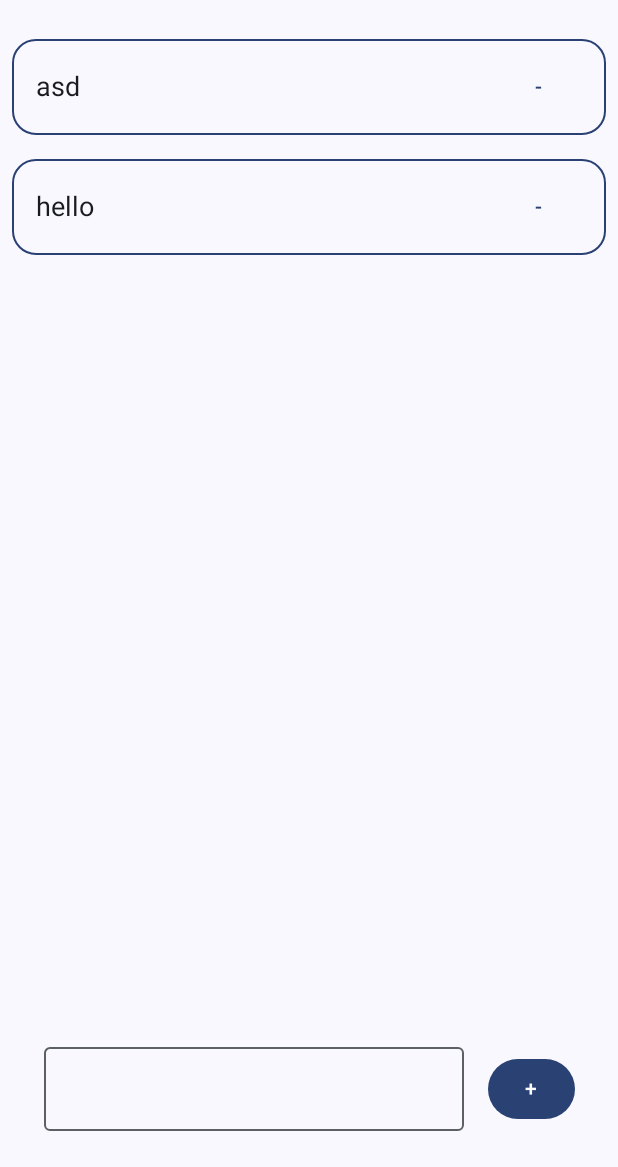
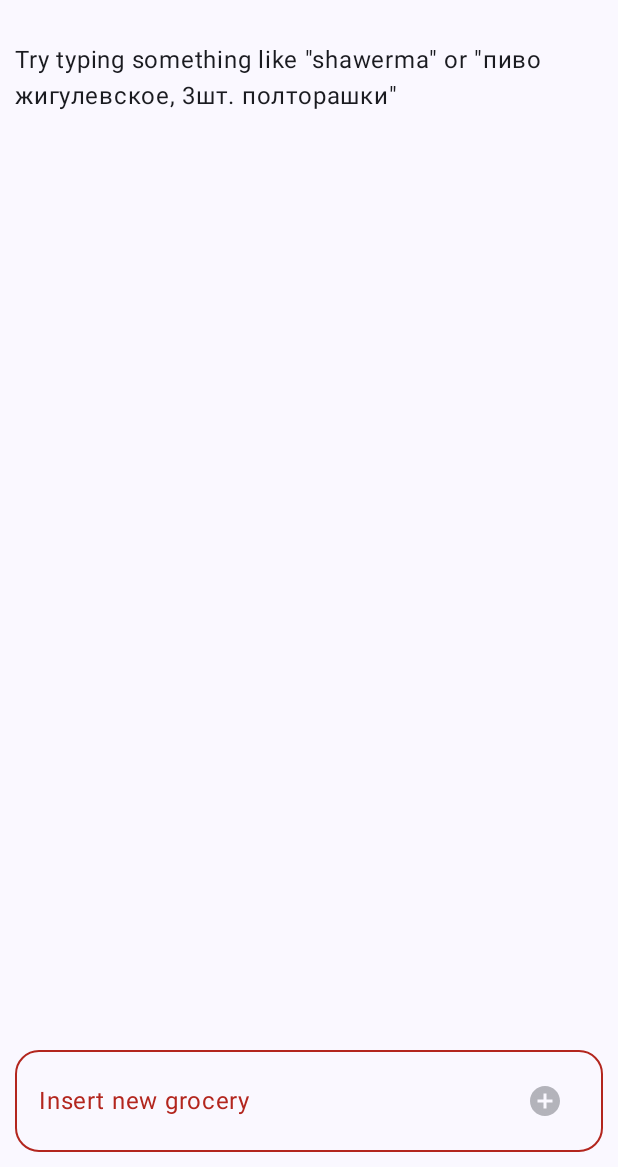
Before and after one commit to conferatus-inc/GrocerySenpai, an Android app built with Jetpack Compose: the screen it shows after launch (MainActivity), on a phone screen of 412 x 824 dp, the part 69-1236 px from its top. Run offline under Robolectric (Android 15) with nearby library versions, the phone set to English and light mode, and no system bars.

Commit message:
Structure and GUI improvements; each string moved to resources

```diff
--- a/app/src/main/java/inc/conferatus/grocerysenpai/MainActivity.kt
+++ b/app/src/main/java/inc/conferatus/grocerysenpai/MainActivity.kt
@@ -7,11 +7,9 @@ import androidx.compose.foundation.layout.fillMaxSize
 import androidx.compose.material3.MaterialTheme
 import androidx.compose.material3.Surface
 import androidx.compose.ui.Modifier
-import dagger.hilt.android.AndroidEntryPoint
-import inc.conferatus.grocerysenpai.presentation.shoppinglist.GroceryListScreen
-import inc.conferatus.grocerysenpai.presentation.shoppinglist.GroceryListViewModel
+import inc.conferatus.grocerysenpai.presentation.grocerylist.GroceryListScreen
+import inc.conferatus.grocerysenpai.presentation.grocerylist.GroceryListViewModel
 import inc.conferatus.grocerysenpai.ui.theme.GrocerySenpaiTheme
-import javax.inject.Inject
 
 //@AndroidEntryPoint
 class MainActivity : ComponentActivity() {
--- /dev/null
+++ b/app/src/main/java/inc/conferatus/grocerysenpai/presentation/grocerylist/GroceryListScreen.kt
@@ -0,0 +1,73 @@
+package inc.conferatus.grocerysenpai.presentation.grocerylist
+
+import android.annotation.SuppressLint
+import androidx.compose.foundation.layout.Column
+import androidx.compose.foundation.layout.fillMaxHeight
+import androidx.compose.foundation.layout.padding
+import androidx.compose.foundation.rememberScrollState
+import androidx.compose.foundation.verticalScroll
+import androidx.compose.material3.ExperimentalMaterial3Api
+import androidx.compose.material3.Scaffold
+import androidx.compose.material3.Text
+import androidx.compose.material3.TopAppBar
+import androidx.compose.runtime.Composable
+import androidx.compose.runtime.collectAsState
+import androidx.compose.runtime.getValue
+import androidx.compose.ui.Modifier
+import androidx.compose.ui.res.stringResource
+import androidx.compose.ui.tooling.preview.Preview
+import inc.conferatus.grocerysenpai.R
+import inc.conferatus.grocerysenpai.presentation.grocerylist.component.GroceryItemComponent
+import inc.conferatus.grocerysenpai.presentation.grocerylist.component.GroceryItemTextInputComponent
+import inc.conferatus.grocerysenpai.presentation.grocerylist.component.GroceryNoItemsTextComponent
+
+// todo TODO!!!!!!!!!!!!
+// split onto components
+// focus change after typing is finished
+@SuppressLint("UnusedMaterial3ScaffoldPaddingParameter")
+@OptIn(ExperimentalMaterial3Api::class)
+@Composable
+@Preview(showSystemUi = true, showBackground = true)
+fun GroceryListScreen(viewModel: GroceryListViewModel = GroceryListViewModel()) {
+    val groceryListUiState by viewModel.uiState.collectAsState()
+
+    Scaffold (
+        topBar = {
+            TopAppBar(
+                title = {
+                    Text(
+                        text = stringResource(R.string.app_name)
+                    )
+                }
+            )
+        },
+
+        bottomBar = {
+            GroceryItemTextInputComponent(
+                value = viewModel.itemInput,
+                onInsertClick = viewModel::addItem,
+                onValueChange = viewModel::updateItemInput,
+                isError = !viewModel.itemInputValidate
+            )
+        }
+
+){ innerPadding ->
+        Column(
+            Modifier
+                .fillMaxHeight()
+                .padding(innerPadding)
+                .verticalScroll(rememberScrollState())
+        ) {
+            if (groceryListUiState.groceryListItems.isEmpty()) {
+                GroceryNoItemsTextComponent()
+            } else {
+                groceryListUiState.groceryListItems.forEach {
+                    GroceryItemComponent(
+                        item = it,
+                        onRemove = viewModel::removeItem
+                    )
+                }
+            }
+        }
+    }
+}
--- /dev/null
+++ b/app/src/main/java/inc/conferatus/grocerysenpai/presentation/grocerylist/GroceryListUiState.kt
@@ -0,0 +1,7 @@
+package inc.conferatus.grocerysenpai.presentation.grocerylist
+
+import inc.conferatus.grocerysenpai.data.GroceryListItem
+
+data class GroceryListUiState(
+    val groceryListItems: List<GroceryListItem> = emptyList()
+)
--- a/app/src/main/java/inc/conferatus/grocerysenpai/presentation/shoppinglist/GroceryListViewModel.kt
+++ b/app/src/main/java/inc/conferatus/grocerysenpai/presentation/grocerylist/GroceryListViewModel.kt
@@ -1,4 +1,4 @@
-package inc.conferatus.grocerysenpai.presentation.shoppinglist
+package inc.conferatus.grocerysenpai.presentation.grocerylist
 
 import androidx.compose.runtime.getValue
 import androidx.compose.runtime.mutableStateOf
@@ -13,6 +13,7 @@ import kotlinx.coroutines.flow.update
 //class GroceryListViewModel @Inject constructor(
 //
 //): ViewModel() {
+// todo часть логики отсюда будет в модели
 class GroceryListViewModel : ViewModel() {
     private val _uiState = MutableStateFlow(GroceryListUiState())
     val uiState = _uiState.asStateFlow()
@@ -20,32 +21,44 @@ class GroceryListViewModel : ViewModel() {
     var itemInput by mutableStateOf("")
         private set
 
+    var itemInputValidate by mutableStateOf(false)
+        private set
+
+    init {
+        validateItemInput()
+    }
+
     fun addItem() {
         _uiState.update {
             it.copy(
                 groceryListItems = it.groceryListItems.plus(GroceryListItem(name = itemInput))
             )
         }
-        itemInput = ""
+        updateItemInput("")
     }
 
     fun removeItem(item: GroceryListItem) {
-        _uiState.update {
-            it.copy(
-                groceryListItems = it.groceryListItems.filter { it !== item } // todo потом норм будет это просто гуйню тестить
+        _uiState.update { state ->
+            state.copy(
+                groceryListItems = state.groceryListItems.filter { it !== item } // todo потом норм будет это просто гуйню тестить
             )
         }
     }
 
-    fun updateUserItemInput(newItemInput: String) {
-         itemInput = newItemInput
+    fun updateItemInput(newItemInput: String) {
+        itemInput = newItemInput
+        validateItemInput()
     }
 
-    fun clear() {
-        _uiState.update {
-            it.copy(
-                groceryListItems = emptyList(),
-            )
-        }
+    private fun validateItemInput() {
+        itemInputValidate = itemInput.isNotBlank()
     }
+
+//    fun clear() {
+//        _uiState.update {
+//            it.copy(
+//                groceryListItems = emptyList(),
+//            )
+//        }
+//    }
 }
--- /dev/null
+++ b/app/src/main/java/inc/conferatus/grocerysenpai/presentation/grocerylist/component/GroceryItemTextInputComponent.kt
@@ -0,0 +1,72 @@
+package inc.conferatus.grocerysenpai.presentation.grocerylist.component
+
+import androidx.compose.foundation.layout.fillMaxWidth
+import androidx.compose.foundation.layout.padding
+import androidx.compose.foundation.shape.CircleShape
+import androidx.compose.foundation.shape.RoundedCornerShape
+import androidx.compose.foundation.text.KeyboardActions
+import androidx.compose.foundation.text.KeyboardOptions
+import androidx.compose.material.icons.Icons
+import androidx.compose.material.icons.filled.AddCircle
+import androidx.compose.material3.ExperimentalMaterial3Api
+import androidx.compose.material3.Icon
+import androidx.compose.material3.OutlinedTextField
+import androidx.compose.material3.Text
+import androidx.compose.material3.TextButton
+import androidx.compose.runtime.Composable
+import androidx.compose.ui.Modifier
+import androidx.compose.ui.graphics.Shape
+import androidx.compose.ui.res.stringResource
+import androidx.compose.ui.text.TextStyle
+import androidx.compose.ui.text.input.ImeAction
+import androidx.compose.ui.unit.Dp
+import androidx.compose.ui.unit.dp
+import inc.conferatus.grocerysenpai.R
+
+@OptIn(ExperimentalMaterial3Api::class)
+@Composable
+fun GroceryItemTextInputComponent(
+    value: String,
+    onInsertClick: () -> Unit,
+    onValueChange: (String) -> Unit,
+    isError: Boolean,
+    modifier: Modifier = Modifier,
+    inputFieldShape: Shape = RoundedCornerShape(16.dp),
+    horizontalPadding : Dp = 10.dp,
+    verticalPadding : Dp = 10.dp,
+    textStyle: TextStyle = TextStyle.Default // ?todo
+) {
+    OutlinedTextField(
+        isError = isError,
+        value = value,
+        onValueChange = onValueChange,
+        singleLine = true,
+        modifier = modifier
+            .padding(horizontalPadding, verticalPadding)
+            .fillMaxWidth(),
+        keyboardOptions = KeyboardOptions.Default.copy(
+            imeAction = ImeAction.Done
+        ),
+        keyboardActions = KeyboardActions(
+            onDone = { if (!isError) onInsertClick() }
+        ),
+        shape = inputFieldShape,
+        label = {
+            Text(
+                text = stringResource(R.string.grocery_item_text_input_label)
+            )},
+        trailingIcon = {
+            TextButton(
+                enabled = !isError,
+                onClick = onInsertClick,
+                shape = CircleShape,
+                modifier = modifier.padding(horizontalPadding, verticalPadding)
+            ) {
+                Icon(
+                    Icons.Default.AddCircle,
+                    stringResource(R.string.grocery_item_text_input_insert_btn)
+                )
+            }
+        }
+    )
+}
--- /dev/null
+++ b/app/src/main/java/inc/conferatus/grocerysenpai/presentation/grocerylist/component/GroceryNoItemsTextComponent.kt
@@ -0,0 +1,26 @@
+package inc.conferatus.grocerysenpai.presentation.grocerylist.component
+
+import androidx.compose.foundation.layout.padding
+import androidx.compose.material3.Text
+import androidx.compose.runtime.Composable
+import androidx.compose.ui.Modifier
+import androidx.compose.ui.res.stringResource
+import androidx.compose.ui.text.TextStyle
+import androidx.compose.ui.text.style.TextAlign
+import androidx.compose.ui.unit.Dp
+import androidx.compose.ui.unit.dp
+import androidx.compose.ui.unit.sp
+import inc.conferatus.grocerysenpai.R
+
+//todo font style, align and so on
+@Composable
+fun GroceryNoItemsTextComponent(
+    modifier: Modifier = Modifier,
+    horizontalPadding : Dp = 10.dp,
+    verticalPadding : Dp = 10.dp
+) {
+    Text(
+        text = stringResource(R.string.grocery_no_items_text),
+        modifier = modifier.padding(horizontalPadding, verticalPadding)
+    )
+}
--- a/app/src/main/java/inc/conferatus/grocerysenpai/presentation/shoppinglist/GroceryListScreen.kt
+++ /dev/null
@@ -1,139 +0,0 @@
-package inc.conferatus.grocerysenpai.presentation.shoppinglist
-
-import android.annotation.SuppressLint
-import android.content.res.Resources.Theme
-import androidx.compose.foundation.BorderStroke
-import androidx.compose.foundation.background
-import androidx.compose.foundation.border
-import androidx.compose.foundation.layout.Arrangement
-import androidx.compose.foundation.layout.Box
-import androidx.compose.foundation.layout.Column
-import androidx.compose.foundation.layout.Row
-import androidx.compose.foundation.layout.fillMaxHeight
-import androidx.compose.foundation.layout.fillMaxWidth
-import androidx.compose.foundation.layout.padding
-import androidx.compose.foundation.rememberScrollState
-import androidx.compose.foundation.shape.RoundedCornerShape
-import androidx.compose.foundation.text.KeyboardActions
-import androidx.compose.foundation.text.KeyboardOptions
-import androidx.compose.foundation.verticalScroll
-import androidx.compose.material3.Button
-import androidx.compose.material3.ColorScheme
-import androidx.compose.material3.ExperimentalMaterial3Api
-import androidx.compose.material3.MaterialTheme
-import androidx.compose.material3.OutlinedTextField
-import androidx.compose.material3.Scaffold
-import androidx.compose.material3.Shapes
-import androidx.compose.material3.Text
-import androidx.compose.material3.TextButton
-import androidx.compose.material3.TopAppBar
-import androidx.compose.runtime.Composable
-import androidx.compose.runtime.collectAsState
-import androidx.compose.runtime.getValue
-import androidx.compose.ui.Alignment
-import androidx.compose.ui.Modifier
-import androidx.compose.ui.graphics.Brush
-import androidx.compose.ui.graphics.Color
-import androidx.compose.ui.platform.LocalView
-import androidx.compose.ui.text.TextStyle
-import androidx.compose.ui.text.input.ImeAction
-import androidx.compose.ui.tooling.preview.Preview
-import androidx.compose.ui.unit.dp
-import androidx.compose.ui.unit.sp
-import inc.conferatus.grocerysenpai.ui.theme.GrocerySenpaiTheme
-
-// todo TODO!!!!!!!!!!!!
-// split onto components
-@SuppressLint("UnusedMaterial3ScaffoldPaddingParameter")
-@OptIn(ExperimentalMaterial3Api::class)
-@Composable
-@Preview(showSystemUi = true, showBackground = true)
-fun GroceryListScreen(viewModel: GroceryListViewModel = GroceryListViewModel()) {
-    val groceryListUiState by viewModel.uiState.collectAsState()
-
-    Scaffold (
-        topBar = {
-            TopAppBar(
-                title = {
-                    Text("GrocerySenpai")
-                }
-            )
-        },
-
-        bottomBar = {
-            Row (
-                modifier = Modifier
-                    .padding(16.dp)
-                    .fillMaxWidth(),
-                verticalAlignment = Alignment.CenterVertically,
-                horizontalArrangement = Arrangement.Center
-            ){
-                OutlinedTextField(
-                    value = viewModel.itemInput,
-                    onValueChange = { viewModel.updateUserItemInput(it) },
-                    singleLine = true,
-                    modifier = Modifier.padding(8.dp, 8.dp),
-//                modifier = Modifier.fillMaxWidth(),
-                    keyboardOptions = KeyboardOptions.Default.copy(
-                        imeAction = ImeAction.Done
-                    ),
-                    keyboardActions = KeyboardActions(
-                        onDone = { viewModel.addItem() }
-                    )
-                )
-
-                Button(
-                    onClick = { viewModel.addItem() },
-                    modifier = Modifier.padding(8.dp, 8.dp)
-                ) {
-                    Text(
-                        text = "+"
-                    )
-                }
-            }
-        }
-
-){ innerPadding ->
-        Column(
-            Modifier
-                .fillMaxHeight()
-                .padding(innerPadding)
-                .verticalScroll(rememberScrollState())
-        ) {
-            groceryListUiState.groceryListItems.forEach {
-                Box(
-                    modifier = Modifier
-                        .padding(8.dp, 8.dp)
-                        .fillMaxWidth()
-                        .border(
-                            width = 1.dp,
-                            color = MaterialTheme.colorScheme.primary,
-                            shape = RoundedCornerShape(16.dp)
-                        )
-                ) {
-                    Row (
-                        modifier = Modifier.fillMaxWidth(),
-                        verticalAlignment = Alignment.CenterVertically,
-                        horizontalArrangement = Arrangement.SpaceBetween
-                    ){
-                        Text(
-                            text = it.name,
-                            style = TextStyle(fontSize = 18.sp),
-                            modifier = Modifier.padding(16.dp, 8.dp)
-                        )
-
-                        TextButton(
-                            onClick = { viewModel.removeItem(it) },
-                            modifier = Modifier.padding(16.dp, 8.dp)
-                        ) {
-                            Text(
-                                text = "-"
-                            )
-                        }
-                    }
-
-                }
-            }
-        }
-    }
-}
--- a/app/src/main/java/inc/conferatus/grocerysenpai/presentation/shoppinglist/GroceryListUiState.kt
+++ /dev/null
@@ -1,8 +0,0 @@
-package inc.conferatus.grocerysenpai.presentation.shoppinglist
-
-import inc.conferatus.grocerysenpai.data.GroceryListItem
-
-data class GroceryListUiState(
-//    val groceryListItems: List<GroceryListItem> = emptyList()
-    val groceryListItems: List<GroceryListItem> = listOf(GroceryListItem("asd"), GroceryListItem("hello"))
-)
--- /dev/null
+++ b/app/src/main/res/values/content_descriptions.xml
@@ -0,0 +1,4 @@
+<resources>
+    <string name="grocery_item_remove_btn">item_remove_btn</string>
+    <string name="grocery_item_text_input_insert_btn">item_input_insert_btn</string>
+</resources>
--- a/app/src/main/res/values/strings.xml
+++ b/app/src/main/res/values/strings.xml
@@ -1,3 +1,5 @@
 <resources>
-    <string name="app_name">grocerysenpai</string>
+    <string name="app_name">GrocerySenpai</string>
+    <string name="grocery_item_text_input_label">Insert new grocery</string>
+    <string name="grocery_no_items_text">Try typing something like \"shawerma\" or \"пиво жигулевское, 3шт. полторашки\"</string>
 </resources>
```
Also changed, not shown: app/src/main/java/inc/conferatus/grocerysenpai/presentation/grocerylist/component/GroceryItemComponent.kt (added, +66 -0 lines), app/src/main/java/inc/conferatus/grocerysenpai/ui/theme/component/ShoppingListItemComponent.kt (deleted, +0 -7 lines).
